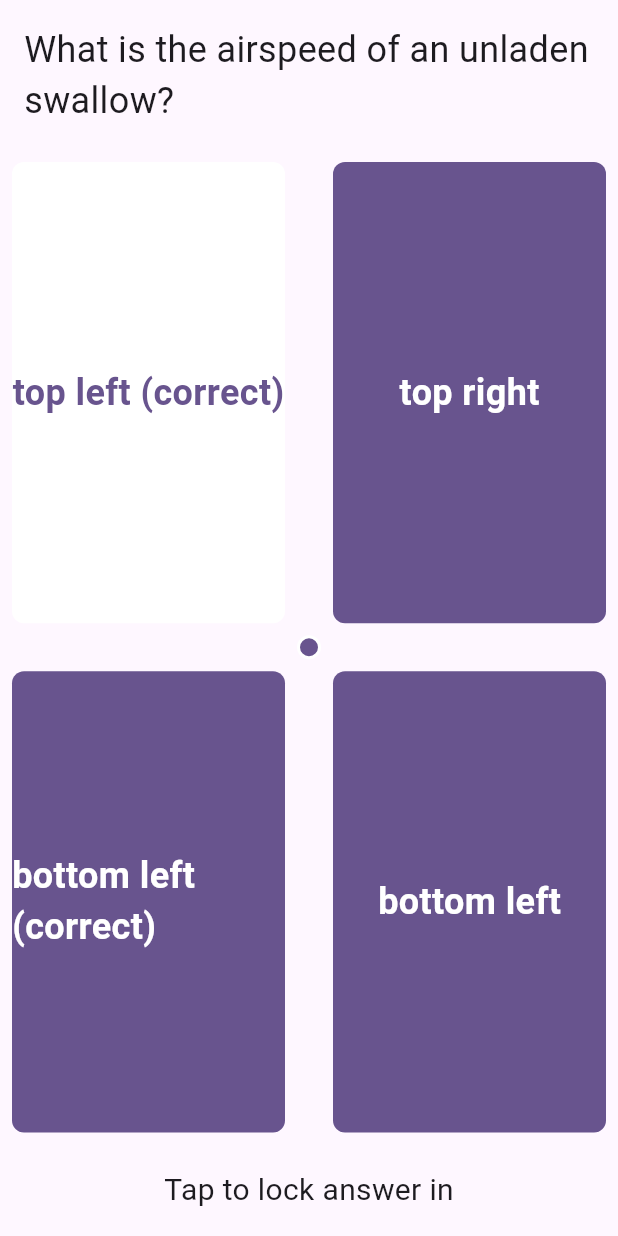
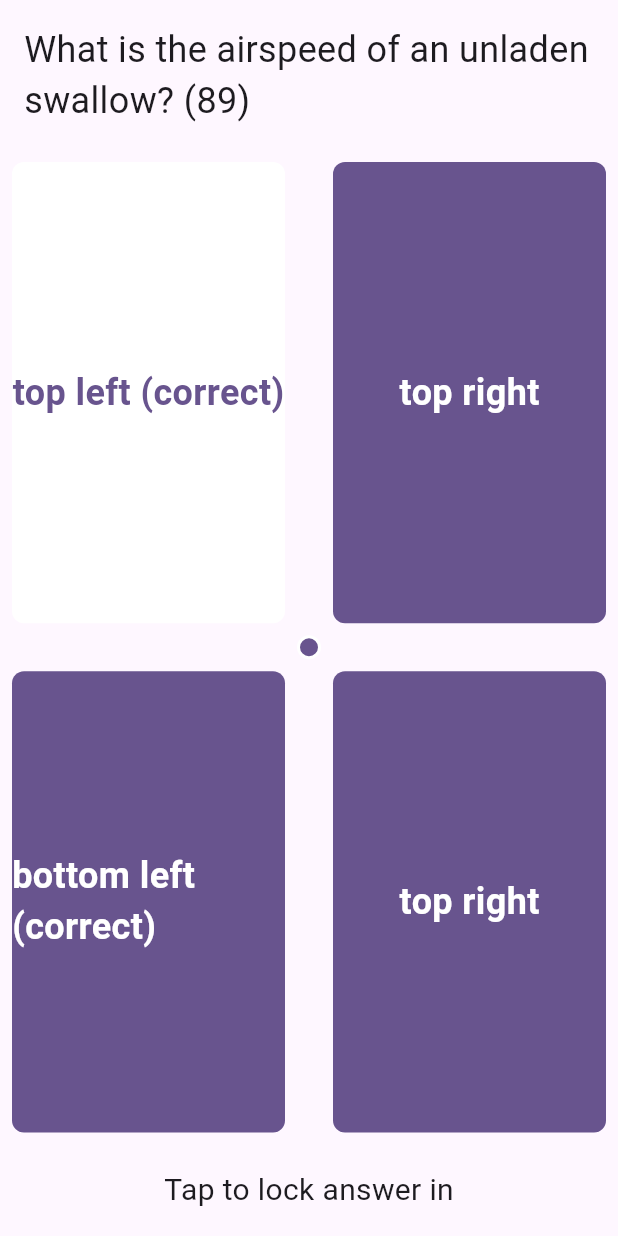
Before and after one commit to camper0008/school-example-projects, a Flutter app: the screen it shows after launch, after a tap on "Get a question", on a phone screen of 412 x 824 dp. Run offline on Flutter 3.47's test engine with Material 3 defaults, Android fonts, the phone set to English and light mode, and no system bars; our stand-ins replace sensors_plus.

Commit message:
refactor flutter-sensors

```diff
--- a/flutter-sensors/lib/main.dart
+++ b/flutter-sensors/lib/main.dart
@@ -1,5 +1,5 @@
 import 'package:flutter/material.dart';
-import 'package:flutter_sensors/answer_page.dart';
+import 'package:flutter_sensors/question_dialog.dart';
 
 void main() {
   runApp(const MyApp());
@@ -44,7 +44,7 @@ class _HomePageState extends State<HomePage> {
                 final result = await showQuestionDialog(
                   context: context,
                   question: "What is the airspeed of an unladen swallow?",
-                  answers: (
+                  answers: Answers(
                     Answer("top left (correct)", correct: true),
                     Answer("top right", correct: false),
                     Answer("bottom left (correct)", correct: true),
--- a/flutter-sensors/lib/answer_page.dart
+++ b/flutter-sensors/lib/question_dialog.dart
@@ -19,12 +19,21 @@ class AnsweredQuestion extends QuestionResult {
   AnsweredQuestion(this.correct);
 }
 
+class Answers {
+  final Answer topLeft;
+  final Answer topRight;
+  final Answer bottomLeft;
+  final Answer bottomRight;
+
+  Answers(this.topLeft, this.topRight, this.bottomLeft, this.bottomRight);
+}
+
 class TimeoutReached extends QuestionResult {}
 
 Future<QuestionResult> showQuestionDialog(
     {required BuildContext context,
     required String question,
-    required (Answer, Answer, Answer, Answer) answers}) async {
+    required Answers answers}) async {
   final value = await Navigator.push<QuestionResult>(
     context,
     MaterialPageRoute(
@@ -44,7 +53,7 @@ class _QuestionDialog extends StatefulWidget {
   const _QuestionDialog({required this.question, required this.answers});
 
   final String question;
-  final (Answer, Answer, Answer, Answer) answers;
+  final Answers answers;
 
   @override
   State<_QuestionDialog> createState() => _QuestionDialogState();
@@ -126,12 +135,15 @@ class Vec2d {
 class _QuestionDialogState extends State<_QuestionDialog> {
   Vec2d ptr = Vec2d.zero();
   Vec2d rotation = Vec2d.zero();
+  int secondsLeftToAnswer = 90;
 
+  late final Timer _answerTimer;
   late final Timer _lerpTimer;
+  late final StreamSubscription _gyroscopeSubscription;
 
   @override
   void initState() {
-    gyroscopeEventStream().listen(
+    _gyroscopeSubscription = gyroscopeEventStream().listen(
       (GyroscopeEvent event) {
         rotation = Vec2d(x: rotation.x + event.y, y: rotation.y + event.x);
       },
@@ -139,59 +151,137 @@ class _QuestionDialogState extends State<_QuestionDialog> {
       cancelOnError: true,
     );
     _lerpTimer = Timer.periodic(Duration(milliseconds: 33), (_) => _lerpPtr());
+    _answerTimer = Timer.periodic(
+      Duration(seconds: 1),
+      (timer) {
+        setState(() {
+          secondsLeftToAnswer -= 1;
+        });
+        if (secondsLeftToAnswer == 0) {
+          _timeoutReached();
+        }
+      },
+    );
     super.initState();
   }
 
-  double _lerp(double pos, double tgt, double alpha) {
+  double _lerpDouble(double pos, double tgt, double alpha) {
     return (tgt - pos) * alpha + pos;
   }
 
   void _lerpPtr() {
     setState(() {
       ptr = Vec2d(
-          x: _lerp(ptr.x, rotation.x, 0.1), y: _lerp(ptr.y, rotation.y, 0.1));
+        x: _lerpDouble(ptr.x, rotation.x, 0.1),
+        y: _lerpDouble(ptr.y, rotation.y, 0.1),
+      );
     });
   }
 
   @override
   void dispose() {
     _lerpTimer.cancel();
+    _answerTimer.cancel();
+    _gyroscopeSubscription.cancel();
     super.dispose();
+  }
+
+  bool _isAnswerCorrect() {
+    bool correct;
+    if (ptr.x <= 0 && ptr.y <= 0) {
+      correct = widget.answers.topLeft.correct;
+    } else if (ptr.x <= 0 && ptr.y > 0) {
+      correct = widget.answers.bottomLeft.correct;
+    } else if (ptr.x > 0 && ptr.y <= 0) {
+      correct = widget.answers.topRight.correct;
+    } else if (ptr.x > 0 && ptr.y > 0) {
+      correct = widget.answers.bottomRight.correct;
+    } else {
+      throw Exception("unreachable");
+    }
+    return correct;
+  }
+
+  void _timeoutReached() {
+    final result = TimeoutReached();
+    return Navigator.of(context).pop(result);
+  }
+
+  void _lockAnswerIn() {
+    final result = AnsweredQuestion(_isAnswerCorrect());
+    return Navigator.of(context).pop(result);
   }
 
   @override
   Widget build(BuildContext context) {
-    final spacing = 32.0;
-    final (topLeft, topRight, bottomLeft, bottomRight) = widget.answers;
-    return Scaffold(
-      body: GestureDetector(
-        onTap: () {
-          bool correct;
-          if (ptr.x <= 0 && ptr.y <= 0) {
-            correct = topLeft.correct;
-          } else if (ptr.x <= 0 && ptr.y > 0) {
-            correct = bottomLeft.correct;
-          } else if (ptr.x > 0 && ptr.y <= 0) {
-            correct = topRight.correct;
-          } else if (ptr.x > 0 && ptr.y > 0) {
-            correct = bottomRight.correct;
-          } else {
-            throw Exception("unreachable");
-          }
-          Navigator.of(context).pop(AnsweredQuestion(correct));
-        },
+    return GestureDetector(
+      onTap: () => _lockAnswerIn(),
+      child: Scaffold(
+        body: SafeArea(
           child: Column(
             children: [
-            SafeArea(
-              child: Padding(
+              Padding(
                 padding: EdgeInsets.all(16.0),
                 child: Text(
-                  widget.question,
+                  "${widget.question} ($secondsLeftToAnswer)",
                   style: TextStyle(fontSize: 24.0),
                 ),
               ),
+              _AnswersScreen(answers: widget.answers, ptr: ptr),
+              Padding(
+                padding: EdgeInsets.all(16.0),
+                child: Text(
+                  "Tap to lock answer in",
+                  style: TextStyle(fontSize: 20.0),
+                ),
+              ),
+            ],
+          ),
+        ),
+      ),
+    );
+  }
+}
+
+class _AnswersScreen extends StatelessWidget {
+  const _AnswersScreen({
+    required this.answers,
+    required this.ptr,
+  });
+
+  final double spacing = 32;
+  final Answers answers;
+  final Vec2d ptr;
+
+  Widget _answerColumn({
+    required Answer top,
+    required Answer bottom,
+    required bool highlighted,
+  }) {
+    return Expanded(
+      child: Column(
+        spacing: spacing,
+        children: [
+          Expanded(
+            child: _Answer(
+              text: top.text,
+              highlighted: highlighted && ptr.y <= 0,
+            ),
           ),
           Expanded(
+            child: _Answer(
+              text: bottom.text,
+              highlighted: highlighted && ptr.y > 0,
+            ),
+          ),
+        ],
+      ),
+    );
+  }
+
+  @override
+  Widget build(BuildContext context) {
+    return Expanded(
       child: Stack(
         children: [
           Center(
@@ -200,43 +290,15 @@ class _QuestionDialogState extends State<_QuestionDialog> {
               child: Row(
                 spacing: spacing,
                 children: [
-                          Expanded(
-                            child: Column(
-                              spacing: spacing,
-                              children: [
-                                Expanded(
-                                  child: _Answer(
-                                    text: topLeft.text,
-                                    highlighted: ptr.x <= 0 && ptr.y <= 0,
+                  _answerColumn(
+                    top: answers.topLeft,
+                    bottom: answers.bottomLeft,
+                    highlighted: ptr.x <= 0,
                   ),
-                                ),
-                                Expanded(
-                                  child: _Answer(
-                                    text: bottomLeft.text,
-                                    highlighted: ptr.x <= 0 && ptr.y > 0,
-                                  ),
-                                ),
-                              ],
-                            ),
-                          ),
-                          Expanded(
-                            child: Column(
-                              spacing: spacing,
-                              children: [
-                                Expanded(
-                                  child: _Answer(
-                                    text: topRight.text,
-                                    highlighted: ptr.x > 0 && ptr.y <= 0,
-                                  ),
-                                ),
-                                Expanded(
-                                  child: _Answer(
-                                    text: bottomRight.text,
-                                    highlighted: ptr.x > 0 && ptr.y > 0,
-                                  ),
-                                ),
-                              ],
-                            ),
+                  _answerColumn(
+                    top: answers.topRight,
+                    bottom: answers.topRight,
+                    highlighted: ptr.x > 0,
                   ),
                 ],
               ),
@@ -245,19 +307,6 @@ class _QuestionDialogState extends State<_QuestionDialog> {
           _Pointer(x: ptr.x, y: ptr.y)
         ],
       ),
-            ),
-            SafeArea(
-              child: Padding(
-                padding: EdgeInsets.all(16.0),
-                child: Text(
-                  "Tap to lock answer in",
-                  style: TextStyle(fontSize: 20.0),
-                ),
-              ),
-            ),
-          ],
-        ),
-      ),
     );
   }
 }
```
Lines whose indentation alone changed are shown as unchanged.
